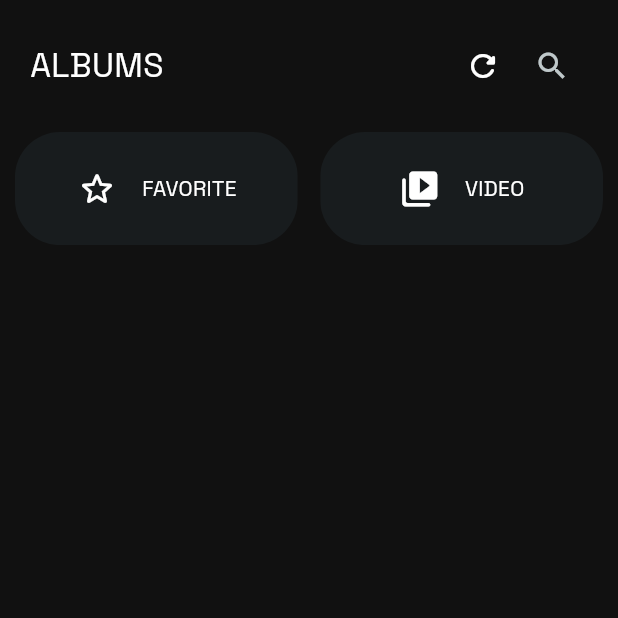
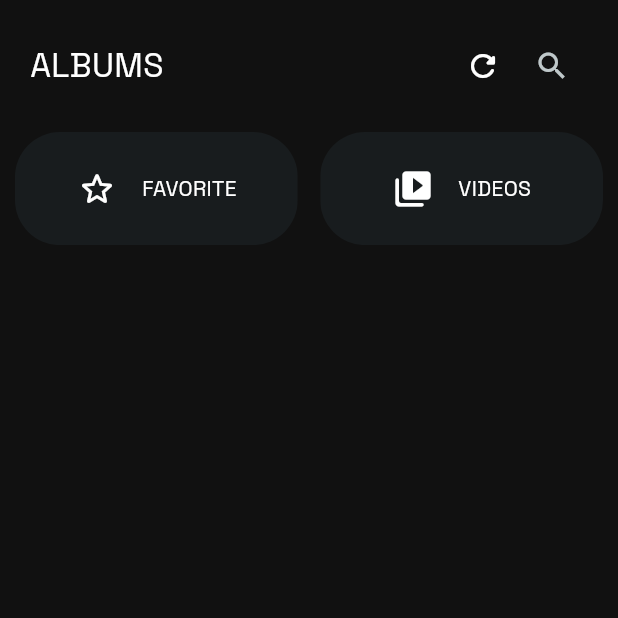
Before and after one commit to jerichoi224/Nothing-Gallery, a Flutter app: the AlbumsWidget screen opened directly, on a phone screen of 412 x 824 dp, the top half of it. Run offline on Flutter 3.47's test engine with Material 2 defaults, Android fonts, the phone set to English and light mode, and no system bars; our stand-ins replace audio_video_progress_bar, device_info_plus, flex_color_scheme, google_fonts, permission_handler, photo_view and 3 more; missing offline and left inert: photo_manager; accounts and stored records are empty.

Commit message:
feat: add videos page

```diff
--- a/lib/components/components.dart
+++ b/lib/components/components.dart
@@ -2,3 +2,4 @@ export 'album_widget.dart';
 export 'grid_item_widget.dart';
 export 'image_thumbnail_widget.dart';
 export 'selection_menu.dart';
+export 'wide_icon_button.dart';
--- /dev/null
+++ b/lib/components/wide_icon_button.dart
@@ -0,0 +1,51 @@
+import 'package:flutter/material.dart';
+import 'package:nothing_gallery/style.dart';
+
+class WideIconButton extends StatelessWidget {
+  const WideIconButton(
+      {super.key,
+      required this.text,
+      required this.iconData,
+      required this.onTapHandler});
+
+  final String text;
+  final IconData iconData;
+  final Function onTapHandler;
+  @override
+  Widget build(BuildContext context) {
+    return Center(
+        child: ClipRRect(
+      child: Container(
+          decoration: BoxDecoration(
+            color: const Color.fromRGBO(24, 28, 30, 1),
+            borderRadius: BorderRadius.circular(30),
+          ),
+          child: Material(
+              color: Colors.transparent,
+              child: InkWell(
+                  onTap: () {
+                    onTapHandler();
+                  },
+                  customBorder: const RoundedRectangleBorder(
+                      borderRadius: BorderRadius.all(Radius.circular(30))),
+                  child: Row(
+                    mainAxisAlignment: MainAxisAlignment.center,
+                    crossAxisAlignment: CrossAxisAlignment.center,
+                    children: [
+                      Icon(
+                        iconData,
+                        size: 28,
+                      ),
+                      const SizedBox(
+                        height: double.infinity,
+                        width: 16,
+                      ),
+                      Text(
+                        text,
+                        style: mainTextStyle(TextStyleType.buttonText),
+                      )
+                    ],
+                  )))),
+    ));
+  }
+}
--- a/lib/constants/home_page_enum.dart
+++ b/lib/constants/home_page_enum.dart
@@ -1,5 +1,5 @@
 enum HomeTabMenu {
-  pictures(text: 'PICTURES'),
+  pictures(text: 'TIMELINE'),
   albums(text: 'ALBUMS');
 
   const HomeTabMenu({required this.text});
--- a/lib/pages/albums_page.dart
+++ b/lib/pages/albums_page.dart
@@ -1,4 +1,5 @@
 import 'package:flutter/material.dart';
+import 'package:nothing_gallery/util/util.dart';
 import 'package:provider/provider.dart';
 import 'dart:math' as math;
 
@@ -19,46 +20,6 @@ class _AlbumsState extends LifecycleListenerState<AlbumsWidget>
     with AutomaticKeepAliveClientMixin, SingleTickerProviderStateMixin {
   late final AnimationController _controller = AnimationController(
       vsync: this, duration: const Duration(milliseconds: 500));
-
-  @override
-  void initState() {
-    super.initState();
-  }
-
-  Widget topButton(String text, IconData icon) {
-    return Center(
-        child: ClipRRect(
-      child: Container(
-          decoration: BoxDecoration(
-            color: const Color.fromRGBO(24, 28, 30, 1),
-            borderRadius: BorderRadius.circular(30),
-          ),
-          child: Material(
-              color: Colors.transparent,
-              child: InkWell(
-                  onTap: () {},
-                  customBorder: const RoundedRectangleBorder(
-                      borderRadius: BorderRadius.all(Radius.circular(30))),
-                  child: Row(
-                    mainAxisAlignment: MainAxisAlignment.center,
-                    crossAxisAlignment: CrossAxisAlignment.center,
-                    children: [
-                      Icon(
-                        icon,
-                        size: 28,
-                      ),
-                      const SizedBox(
-                        height: double.infinity,
-                        width: 16,
-                      ),
-                      Text(
-                        text,
-                        style: mainTextStyle(TextStyleType.buttonText),
-                      )
-                    ],
-                  )))),
-    ));
-  }
 
   @override
   Widget build(BuildContext context) {
@@ -113,11 +74,17 @@ class _AlbumsState extends LifecycleListenerState<AlbumsWidget>
                             crossAxisCount: 2,
                             childAspectRatio: 2.5,
                             children: [
-                              topButton(
-                                "FAVORITE",
-                                Icons.star_border_rounded,
-                              ),
-                              topButton("VIDEO", Icons.video_library_rounded),
+                              WideIconButton(
+                                  text: "FAVORITE",
+                                  iconData: Icons.star_border_rounded,
+                                  onTapHandler: () {}),
+                              WideIconButton(
+                                text: "VIDEOS",
+                                iconData: Icons.video_library_rounded,
+                                onTapHandler: () {
+                                  openVideoPage(context);
+                                },
+                              )
                             ])),
                     SliverPadding(
                         padding: const EdgeInsets.all(10),
```
Also changed, not shown: lib/components/album_widget.dart (+2 -11 lines), lib/pages/home_page.dart (+10 -1 lines), lib/pages/pictures_page.dart (+23 -6 lines), lib/pages/video_player_page.dart (+14 -0 lines), lib/util/navigation.dart (+21 -0 lines).
